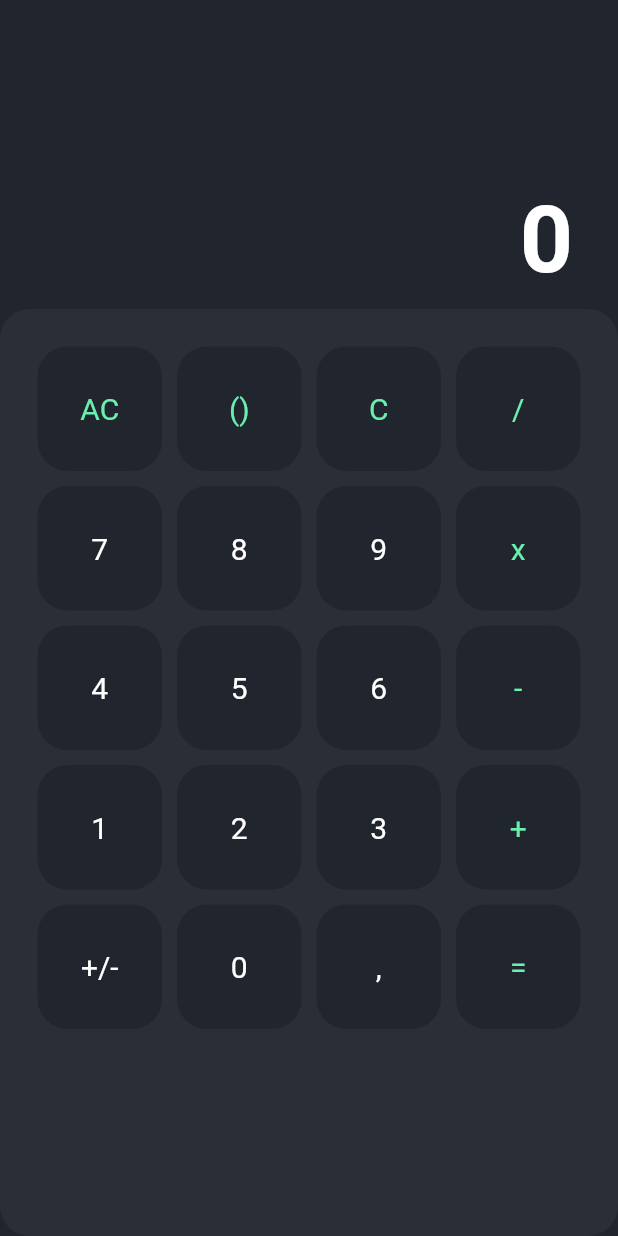
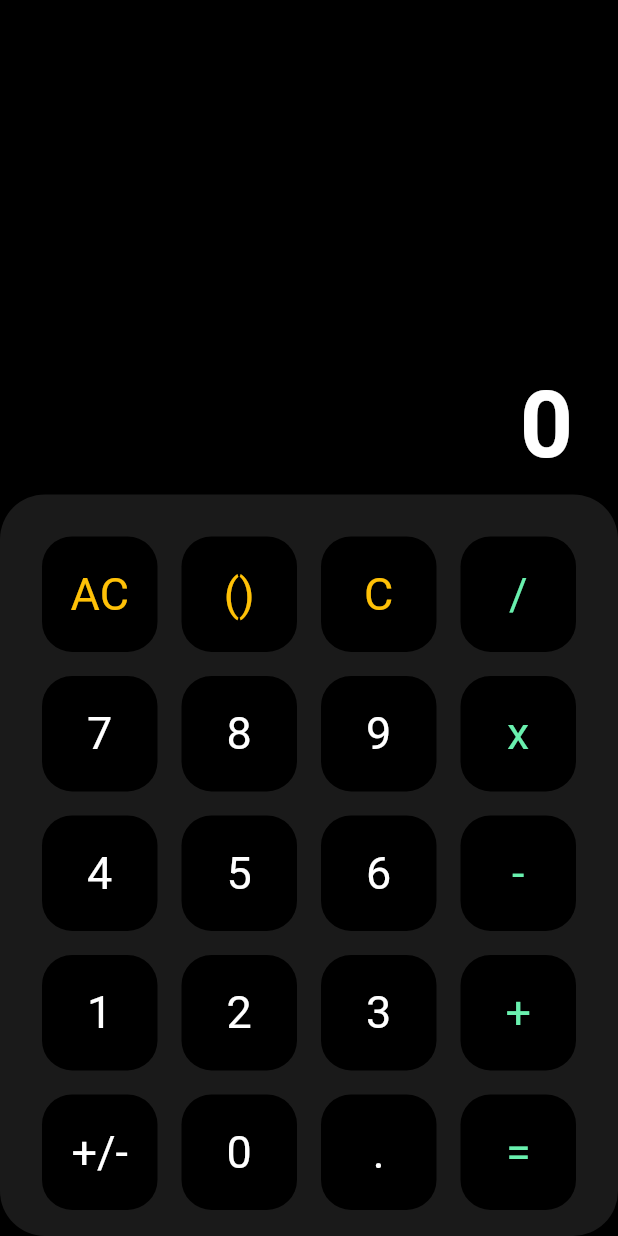
Before and after one commit to andrelara2002/learning_flutter, a Flutter app: the screen it shows after launch, after a tap on "Calculator", on a phone screen of 412 x 824 dp. Run offline on Flutter 3.47's test engine with Material 2 defaults, Android fonts, the phone set to English and light mode, and no system bars.

Commit message:
arrumando tela inicial

```diff
--- a/lib/main.dart
+++ b/lib/main.dart
@@ -1,6 +1,7 @@
 import 'dart:developer';
 
 import 'package:flutter/material.dart';
+import 'package:flutter/services.dart';
 import 'package:learning_flutter/utils/menu.dart';
 
 import './pages/calculator.dart';
@@ -20,22 +21,64 @@ class App extends StatelessWidget {
     return MaterialApp(
       debugShowCheckedModeBanner: false,
       home: Scaffold(
-        body: Container(
+          appBar: PreferredSize(
+            preferredSize: Size(0.0, 0.0),
+            child: Container(),
+          ),
+          body: Align(
+            alignment: Alignment.bottomRight,
+            child: Container(
               color: Colors.black,
+              child: Column(
+                children: [
+                  Container(
+                    alignment: Alignment.topLeft,
+                    margin: EdgeInsets.only(left: 20, top: 20, bottom: 20),
+                    child: Column(
+                      children: [
+                        Container(
+                          margin: EdgeInsets.all(10),
+                          child: Text(
+                            'Be welcome!',
+                            textAlign: TextAlign.left,
+                            style: TextStyle(
+                                color: Colors.white,
+                                fontSize: 42,
+                                fontWeight: FontWeight.bold),
+                          ),
+                        ),
+                        Container(
+                          margin: EdgeInsets.all(10),
+                          child: Text(
+                            "This is a list of my trainig projects in flutter, this way i can improve myself in other technologies rather than React Native",
+                            style: TextStyle(color: Colors.white70),
+                            textAlign: TextAlign.center,
+                          ),
+                        )
+                      ],
+                    ),
+                  ),
+                  Expanded(
+                    flex: 4,
                     child: OrientationBuilder(
                       builder: (context, orientation) {
                         if (orientation == Orientation.portrait) {
                           return ListView(
-                    children: MenuList.map((item) => MenuItem(item)).toList());
+                              children: MenuList.map((item) => MenuItem(item))
+                                  .toList());
                         } else {
                           return GridView.count(
                               crossAxisCount: 2,
-                    children: MenuList.map((item) => MenuItem(item)).toList());
+                              children: MenuList.map((item) => MenuItem(item))
+                                  .toList());
                         }
                       },
                     ),
+                  )
+                ],
               ),
             ),
+          )),
     );
   }
 }
--- a/lib/pages/calculator.dart
+++ b/lib/pages/calculator.dart
@@ -22,17 +22,21 @@ class _CalculatorState extends State<Calculator> {
   void handleOperator(key) {
     switch (key.type) {
       case 'number':
+        if (state['value'].toString().length <= 9) {
           setState(() => state.update(
               'value',
               (value) => value = value.toString() != '0'
                   ? value.toString() + key.character.toString()
                   : value.toString().replaceFirst('0', '') +
                       key.character.toString()));
+        }
         break;
 
       case 'operator':
-        state.update('memory_pool',
-            (value) => value = double.parse(state['value'].toString()));
+        state.update(
+            'memory_pool',
+            (value) => value = double.parse(state['value']
+                .toString())); // Store the number to be used on the operation
         setState(() {
           if (key.character != '=') {
             state.update('operation', (value) => value = key.character);
@@ -48,8 +52,7 @@ class _CalculatorState extends State<Calculator> {
 
       case 'setting':
         switch (key.character) {
-          case 'AC':
-            print('Resetando...');
+          case 'AC': //Clear the entire panel and memory
             setState(() {
               state.update('operation', (value) => value = '');
               state.update('value', (value) => value = 0);
@@ -58,14 +61,19 @@ class _CalculatorState extends State<Calculator> {
               state.update('third_number', (value) => value = '');
             });
             break;
-          default:
-        }
-
+          case 'C': // Clear the last number of panel
+            setState(() {
+              var _value = state['value'].toString();
+              state.update('value',
+                  (value) => value = _value.substring(0, _value.length - 1));
+            });
             break;
           default:
         }
+        break;
 
-    print(state);
+      default:
+    }
   }
 
   void calculate() {
@@ -78,7 +86,6 @@ class _CalculatorState extends State<Calculator> {
     switch (operation) {
       case '+':
         result = first_value + second_value;
-        print("${first_value} ${state['operation']} $second_value");
         break;
       case '-':
         result = first_value - second_value;
@@ -90,7 +97,6 @@ class _CalculatorState extends State<Calculator> {
         result = first_value / second_value;
         break;
       default:
-        print('deu ruim aqui');
     }
 
     setState(() {
@@ -127,7 +133,7 @@ class _CalculatorState extends State<Calculator> {
       new Key('+', 'operator'),
       new Key('+/-', 'number'),
       new Key('0', 'number'),
-      new Key(',', 'number'),
+      new Key('.', 'number'),
       new Key('=', 'operator'),
     ];
 
@@ -136,10 +142,10 @@ class _CalculatorState extends State<Calculator> {
       padding: EdgeInsets.all(20),
       children: keys
           .map((key) => Container(
-                margin: EdgeInsets.all(5),
+                margin: EdgeInsets.all(8),
                 child: Material(
                   borderRadius: BorderRadius.circular(20),
-                  color: Color.fromARGB(255, 33, 37, 45),
+                  color: Color.fromARGB(255, 0, 0, 0),
                   child: InkWell(
                     onTap: () => handleOperator(key),
                     child: Center(
@@ -148,8 +154,10 @@ class _CalculatorState extends State<Calculator> {
                         style: TextStyle(
                             color: key.type == 'number'
                                 ? Colors.white
+                                : key.type == 'setting'
+                                    ? Colors.amber
                                     : Colors.greenAccent,
-                            fontSize: 20),
+                            fontSize: 30),
                       ),
                     ),
                   ),
@@ -161,8 +169,11 @@ class _CalculatorState extends State<Calculator> {
 
   @override
   Widget build(BuildContext builder) {
+    var aspect_ratio =
+        MediaQuery.of(context).size.aspectRatio; // 0.45 - S20 FE / 1.78 - S7
+
     return Scaffold(
-      backgroundColor: Color.fromARGB(255, 33, 37, 45),
+      backgroundColor: Color.fromARGB(255, 0, 0, 0),
       body: Column(
         children: [
           Expanded(
@@ -200,11 +211,11 @@ class _CalculatorState extends State<Calculator> {
                         )),
                   ))),
           Expanded(
-              flex: 6,
+              flex: aspect_ratio < 1 ? 3 : 6,
               child: Container(
                 decoration: BoxDecoration(
-                  borderRadius: BorderRadius.circular(20),
-                  color: Color.fromARGB(255, 43, 45, 55),
+                  borderRadius: BorderRadius.circular(30),
+                  color: Color.fromARGB(255, 26, 26, 26),
                 ),
                 child: KeyBoard(),
               ))
```
Lines whose indentation alone changed are shown as unchanged.
